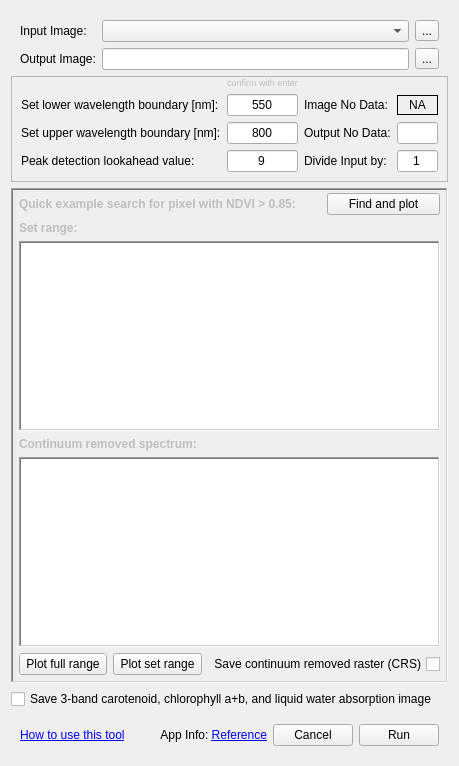
Old version of the form enmapbox/apps/lmuvegetationapps/Resources/UserInterfaces/ASI.ui in the repository EnMAP-Box/enmap-box.
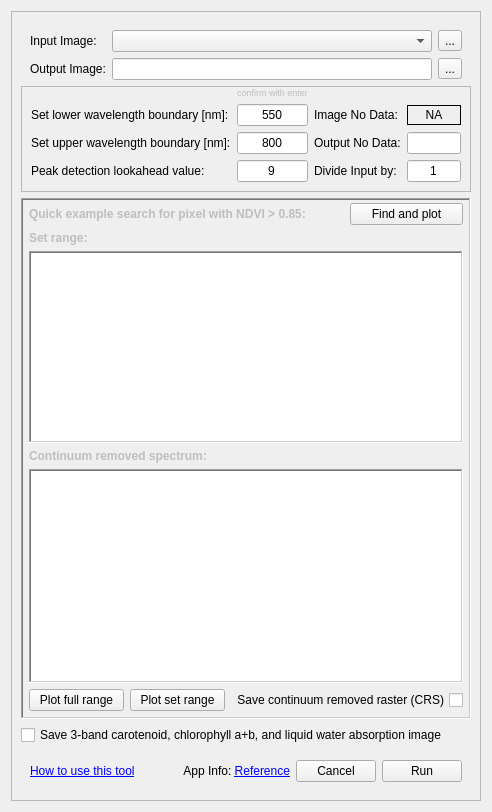
New version of the form. Custom widgets are drawn as their Qt base class.

Commit message: Added Scroll Bars to optimize layout adaptability across various laptop screen sizes (ASI, iREIP, EnHyR).

Patch:
```diff
--- a/enmapbox/apps/lmuvegetationapps/Resources/UserInterfaces/ASI.ui
+++ b/enmapbox/apps/lmuvegetationapps/Resources/UserInterfaces/ASI.ui
@@ -7,8 +7,8 @@
    <rect>
     <x>0</x>
     <y>0</y>
-    <width>449</width>
-    <height>756</height>
+    <width>492</width>
+    <height>812</height>
    </rect>
   </property>
   <property name="sizePolicy">
@@ -31,6 +31,24 @@
   </property>
   <layout class="QVBoxLayout" name="verticalLayout">
    <item>
+    <widget class="QScrollArea" name="scrollArea">
+     <property name="sizeAdjustPolicy">
+      <enum>QAbstractScrollArea::AdjustIgnored</enum>
+     </property>
+     <property name="widgetResizable">
+      <bool>true</bool>
+     </property>
+     <widget class="QWidget" name="scrollAreaWidgetContents">
+      <property name="geometry">
+       <rect>
+        <x>0</x>
+        <y>0</y>
+        <width>472</width>
+        <height>792</height>
+       </rect>
+      </property>
+      <layout class="QVBoxLayout" name="verticalLayout_2">
+       <item>
     <widget class="QFrame" name="frame_1">
      <property name="sizePolicy">
       <sizepolicy hsizetype="Preferred" vsizetype="Fixed">
@@ -830,6 +848,10 @@
    </item>
   </layout>
  </widget>
+    </widget>
+   </item>
+  </layout>
+ </widget>
  <customwidgets>
   <customwidget>
    <class>QgsMapLayerComboBox</class>
```
Left out of the diff: 13 changed lines with no effect on the pictures. Lines whose indentation alone changed are shown as unchanged. The commit also changes 2 other files.
